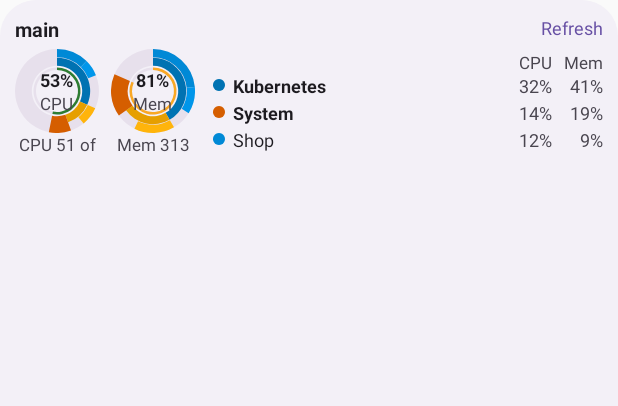
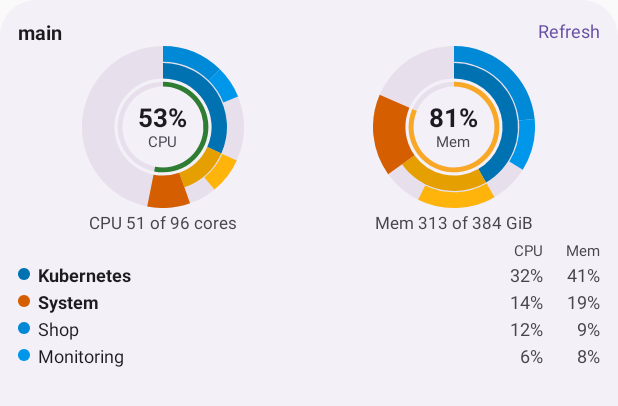
Before and after one commit to DynacomSolutions/headlamp-plugins, an Android app built with Jetpack Compose: the layout usage_dashboard_preview.xml on its own in the app's theme, with its tools: preview values and no code run, on a phone screen of 412 x 824 dp. Shown: the top 406 px of the screen. Run offline under Robolectric (Android 15) with nearby library versions, the phone set to English and light mode, and no system bars.

Commit message:
fix(android): widget picker preview for the usage dashboard
The first preview used a view class that launchers refuse, so the picker showed an error. The preview now looks like the widget at 4 x 2 cells.

```diff
--- a/android/app/src/main/res/layout/usage_dashboard_preview.xml
+++ b/android/app/src/main/res/layout/usage_dashboard_preview.xml
@@ -5,59 +5,62 @@
     android:layout_height="match_parent"
     android:background="@drawable/widget_preview_background"
     android:orientation="vertical"
-    android:padding="10dp">
+    android:padding="12dp">
     <LinearLayout android:layout_width="match_parent" android:layout_height="wrap_content" android:baselineAligned="false" android:orientation="horizontal">
         <TextView android:layout_width="0dp" android:layout_height="wrap_content" android:layout_weight="1"
             android:text="main" android:textColor="@color/preview_text" android:textSize="13sp" android:textStyle="bold" />
         <TextView android:layout_width="wrap_content" android:layout_height="wrap_content"
             android:text="Refresh" android:textColor="@color/preview_accent" android:textSize="12sp" />
     </LinearLayout>
-    <LinearLayout android:layout_width="match_parent" android:layout_height="wrap_content" android:layout_marginTop="4dp" android:baselineAligned="false" android:gravity="center_vertical" android:orientation="horizontal">
-        <LinearLayout android:layout_width="56dp" android:layout_height="wrap_content" android:orientation="vertical">
-            <FrameLayout android:layout_width="56dp" android:layout_height="56dp">
-                <ImageView android:layout_width="match_parent" android:layout_height="match_parent" android:contentDescription="@null" android:scaleType="fitCenter" android:src="@drawable/ring_preview_cpu" />
+    <LinearLayout android:layout_width="match_parent" android:layout_height="wrap_content" android:baselineAligned="false" android:orientation="horizontal">
+        <LinearLayout android:layout_width="0dp" android:layout_height="wrap_content" android:layout_weight="1" android:gravity="center_horizontal" android:orientation="vertical">
+            <FrameLayout android:layout_width="108dp" android:layout_height="108dp">
+                <ImageView android:layout_width="108dp" android:layout_height="108dp" android:contentDescription="@null" android:scaleType="fitCenter" android:src="@drawable/ring_preview_cpu" />
                 <LinearLayout android:layout_width="wrap_content" android:layout_height="wrap_content" android:layout_gravity="center" android:gravity="center_horizontal" android:orientation="vertical">
-                    <TextView android:layout_width="wrap_content" android:layout_height="wrap_content" android:text="53%" android:textColor="@color/preview_text" android:textSize="12sp" android:textStyle="bold" />
-                    <TextView android:layout_width="wrap_content" android:layout_height="wrap_content" android:text="CPU" android:textColor="@color/preview_text_muted" android:textSize="11sp" />
+                    <TextView android:layout_width="wrap_content" android:layout_height="wrap_content" android:includeFontPadding="false" android:text="53%" android:textColor="@color/preview_text" android:textSize="17sp" android:textStyle="bold" />
+                    <TextView android:layout_width="wrap_content" android:layout_height="wrap_content" android:includeFontPadding="false" android:text="CPU" android:textColor="@color/preview_text_muted" android:textSize="10sp" />
                 </LinearLayout>
             </FrameLayout>
-            <TextView android:layout_width="match_parent" android:layout_height="wrap_content" android:gravity="center" android:maxLines="1" android:text="CPU 51 of 96" android:textColor="@color/preview_text_muted" android:textSize="11sp" />
+            <TextView android:layout_width="wrap_content" android:layout_height="wrap_content" android:layout_marginTop="2dp" android:maxLines="1" android:text="CPU 51 of 96 cores" android:textColor="@color/preview_text_muted" android:textSize="11sp" />
         </LinearLayout>
-        <Space android:layout_width="8dp" android:layout_height="1dp" />
-        <LinearLayout android:layout_width="56dp" android:layout_height="wrap_content" android:orientation="vertical">
-            <FrameLayout android:layout_width="56dp" android:layout_height="56dp">
-                <ImageView android:layout_width="match_parent" android:layout_height="match_parent" android:contentDescription="@null" android:scaleType="fitCenter" android:src="@drawable/ring_preview_mem" />
+        <LinearLayout android:layout_width="0dp" android:layout_height="wrap_content" android:layout_weight="1" android:gravity="center_horizontal" android:orientation="vertical">
+            <FrameLayout android:layout_width="108dp" android:layout_height="108dp">
+                <ImageView android:layout_width="108dp" android:layout_height="108dp" android:contentDescription="@null" android:scaleType="fitCenter" android:src="@drawable/ring_preview_mem" />
                 <LinearLayout android:layout_width="wrap_content" android:layout_height="wrap_content" android:layout_gravity="center" android:gravity="center_horizontal" android:orientation="vertical">
-                    <TextView android:layout_width="wrap_content" android:layout_height="wrap_content" android:text="81%" android:textColor="@color/preview_text" android:textSize="12sp" android:textStyle="bold" />
-                    <TextView android:layout_width="wrap_content" android:layout_height="wrap_content" android:text="Mem" android:textColor="@color/preview_text_muted" android:textSize="11sp" />
+                    <TextView android:layout_width="wrap_content" android:layout_height="wrap_content" android:includeFontPadding="false" android:text="81%" android:textColor="@color/preview_text" android:textSize="17sp" android:textStyle="bold" />
+                    <TextView android:layout_width="wrap_content" android:layout_height="wrap_content" android:includeFontPadding="false" android:text="Mem" android:textColor="@color/preview_text_muted" android:textSize="10sp" />
                 </LinearLayout>
             </FrameLayout>
-            <TextView android:layout_width="match_parent" android:layout_height="wrap_content" android:gravity="center" android:maxLines="1" android:text="Mem 313 of 384" android:textColor="@color/preview_text_muted" android:textSize="11sp" />
+            <TextView android:layout_width="wrap_content" android:layout_height="wrap_content" android:layout_marginTop="2dp" android:maxLines="1" android:text="Mem 313 of 384 GiB" android:textColor="@color/preview_text_muted" android:textSize="11sp" />
         </LinearLayout>
-        <LinearLayout android:layout_width="0dp" android:layout_height="wrap_content" android:layout_weight="1" android:layout_marginStart="12dp" android:orientation="vertical">
-            <LinearLayout android:layout_width="match_parent" android:layout_height="14dp" android:baselineAligned="false" android:orientation="horizontal">
-                <Space android:layout_width="0dp" android:layout_height="1dp" android:layout_weight="1" />
-                <TextView android:layout_width="34dp" android:layout_height="wrap_content" android:gravity="end" android:text="CPU" android:textColor="@color/preview_text_muted" android:textSize="11sp" />
-                <TextView android:layout_width="34dp" android:layout_height="wrap_content" android:gravity="end" android:text="Mem" android:textColor="@color/preview_text_muted" android:textSize="11sp" />
+    </LinearLayout>
+    <LinearLayout android:layout_width="match_parent" android:layout_height="14dp" android:layout_marginTop="4dp" android:baselineAligned="false" android:orientation="horizontal">
+        <FrameLayout android:layout_width="0dp" android:layout_height="1dp" android:layout_weight="1" />
+        <TextView android:layout_width="38dp" android:layout_height="wrap_content" android:gravity="end" android:text="CPU" android:textColor="@color/preview_text_muted" android:textSize="10sp" />
+        <TextView android:layout_width="38dp" android:layout_height="wrap_content" android:gravity="end" android:text="Mem" android:textColor="@color/preview_text_muted" android:textSize="10sp" />
     </LinearLayout>
     <LinearLayout android:layout_width="match_parent" android:layout_height="18dp" android:baselineAligned="false" android:gravity="center_vertical" android:orientation="horizontal">
         <ImageView android:layout_width="8dp" android:layout_height="8dp" android:contentDescription="@null" android:src="@drawable/legend_dot" android:tint="@color/ring_k8s" />
         <TextView android:layout_width="0dp" android:layout_height="wrap_content" android:layout_weight="1" android:layout_marginStart="5dp" android:maxLines="1" android:text="Kubernetes" android:textColor="@color/preview_text" android:textSize="12sp" android:textStyle="bold" />
-                <TextView android:layout_width="34dp" android:layout_height="wrap_content" android:gravity="end" android:text="32%" android:textColor="@color/preview_text_muted" android:textSize="12sp" />
-                <TextView android:layout_width="34dp" android:layout_height="wrap_content" android:gravity="end" android:text="41%" android:textColor="@color/preview_text_muted" android:textSize="12sp" />
+        <TextView android:layout_width="38dp" android:layout_height="wrap_content" android:gravity="end" android:text="32%" android:textColor="@color/preview_text_muted" android:textSize="12sp" />
+        <TextView android:layout_width="38dp" android:layout_height="wrap_content" android:gravity="end" android:text="41%" android:textColor="@color/preview_text_muted" android:textSize="12sp" />
     </LinearLayout>
     <LinearLayout android:layout_width="match_parent" android:layout_height="18dp" android:baselineAligned="false" android:gravity="center_vertical" android:orientation="horizontal">
         <ImageView android:layout_width="8dp" android:layout_height="8dp" android:contentDescription="@null" android:src="@drawable/legend_dot" android:tint="@color/ring_system" />
         <TextView android:layout_width="0dp" android:layout_height="wrap_content" android:layout_weight="1" android:layout_marginStart="5dp" android:maxLines="1" android:text="System" android:textColor="@color/preview_text" android:textSize="12sp" android:textStyle="bold" />
-                <TextView android:layout_width="34dp" android:layout_height="wrap_content" android:gravity="end" android:text="14%" android:textColor="@color/preview_text_muted" android:textSize="12sp" />
-                <TextView android:layout_width="34dp" android:layout_height="wrap_content" android:gravity="end" android:text="19%" android:textColor="@color/preview_text_muted" android:textSize="12sp" />
+        <TextView android:layout_width="38dp" android:layout_height="wrap_content" android:gravity="end" android:text="14%" android:textColor="@color/preview_text_muted" android:textSize="12sp" />
+        <TextView android:layout_width="38dp" android:layout_height="wrap_content" android:gravity="end" android:text="19%" android:textColor="@color/preview_text_muted" android:textSize="12sp" />
     </LinearLayout>
     <LinearLayout android:layout_width="match_parent" android:layout_height="18dp" android:baselineAligned="false" android:gravity="center_vertical" android:orientation="horizontal">
         <ImageView android:layout_width="8dp" android:layout_height="8dp" android:contentDescription="@null" android:src="@drawable/legend_dot" android:tint="@color/ring_k8s_a" />
         <TextView android:layout_width="0dp" android:layout_height="wrap_content" android:layout_weight="1" android:layout_marginStart="5dp" android:maxLines="1" android:text="Shop" android:textColor="@color/preview_text" android:textSize="12sp" />
-                <TextView android:layout_width="34dp" android:layout_height="wrap_content" android:gravity="end" android:text="12%" android:textColor="@color/preview_text_muted" android:textSize="12sp" />
-                <TextView android:layout_width="34dp" android:layout_height="wrap_content" android:gravity="end" android:text="9%" android:textColor="@color/preview_text_muted" android:textSize="12sp" />
+        <TextView android:layout_width="38dp" android:layout_height="wrap_content" android:gravity="end" android:text="12%" android:textColor="@color/preview_text_muted" android:textSize="12sp" />
+        <TextView android:layout_width="38dp" android:layout_height="wrap_content" android:gravity="end" android:text="9%" android:textColor="@color/preview_text_muted" android:textSize="12sp" />
+    </LinearLayout>
+    <LinearLayout android:layout_width="match_parent" android:layout_height="18dp" android:baselineAligned="false" android:gravity="center_vertical" android:orientation="horizontal">
+        <ImageView android:layout_width="8dp" android:layout_height="8dp" android:contentDescription="@null" android:src="@drawable/legend_dot" android:tint="@color/ring_k8s_b" />
+        <TextView android:layout_width="0dp" android:layout_height="wrap_content" android:layout_weight="1" android:layout_marginStart="5dp" android:maxLines="1" android:text="Monitoring" android:textColor="@color/preview_text" android:textSize="12sp" />
+        <TextView android:layout_width="38dp" android:layout_height="wrap_content" android:gravity="end" android:text="6%" android:textColor="@color/preview_text_muted" android:textSize="12sp" />
+        <TextView android:layout_width="38dp" android:layout_height="wrap_content" android:gravity="end" android:text="8%" android:textColor="@color/preview_text_muted" android:textSize="12sp" />
     </LinearLayout>
 </LinearLayout>
-    </LinearLayout>
-</LinearLayout>
```
Also changed, not shown: android/app/src/main/res/drawable/usage_dashboard_preview.xml (+49 -45 lines). Lines whose indentation alone changed are shown as unchanged.
